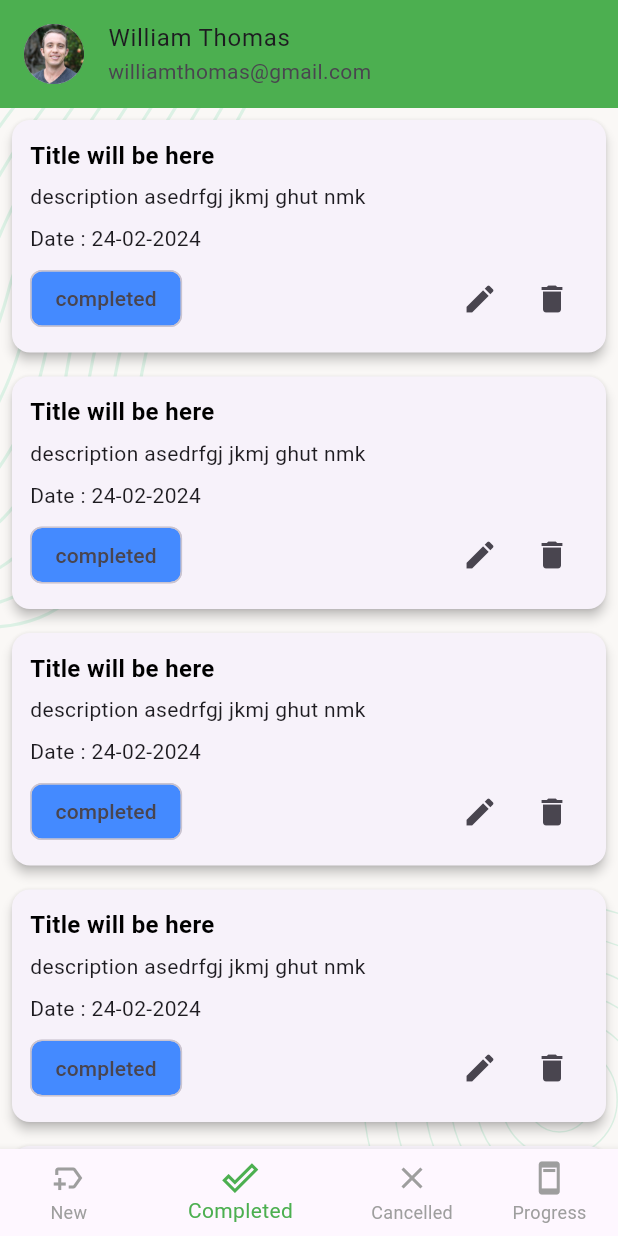
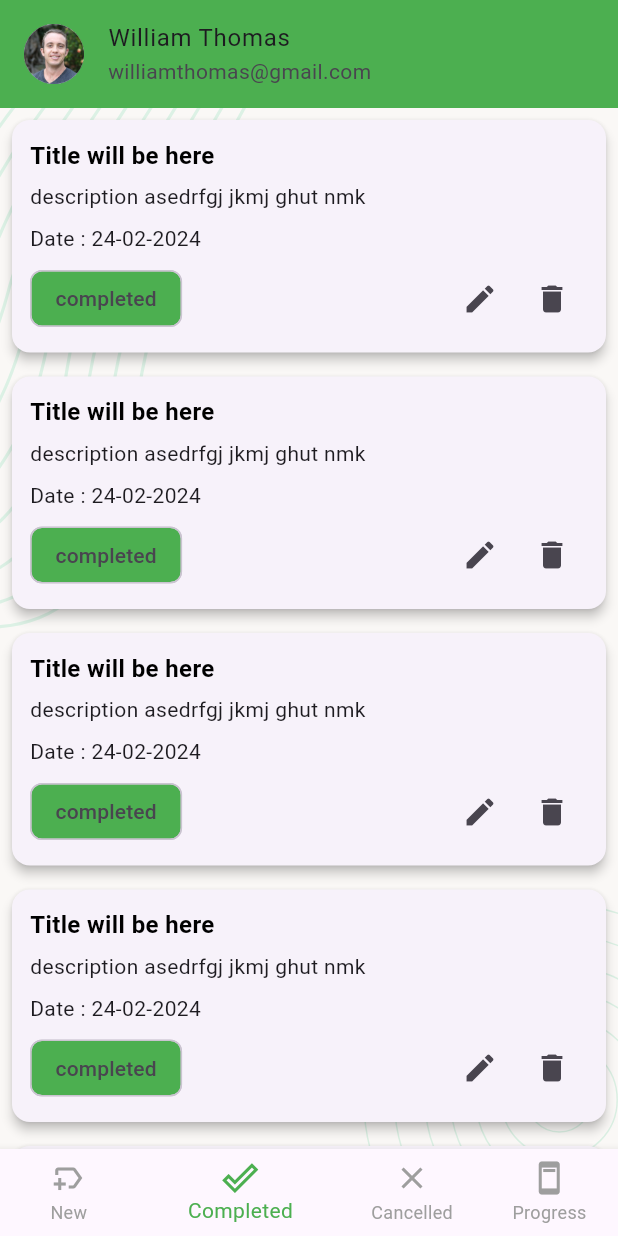
Before and after one commit to peash-62/Task-Manager, a Flutter app: the BottomNavBar screen opened directly, item 2 of the bottom bar chosen, on a phone screen of 412 x 824 dp. Run offline on Flutter 3.47's test engine with Material 3 defaults, Android fonts, the light colour scheme and no system bars; our stand-ins replace flutter_svg, pin_code_fields.

Commit message:
background colour edited

```diff
--- a/lib/ui/widgets/task_list_item.dart
+++ b/lib/ui/widgets/task_list_item.dart
@@ -8,11 +8,12 @@ class TaskListItem extends StatelessWidget {
     required this.date,
     required this.onEditPress,
     required this.onDeletePress,
-    required this.type,
+    required this.type, this.Color,
   });
 
   final String subject, description, date, type;
   final VoidCallback onEditPress, onDeletePress;
+  final Color;
 
   @override
   Widget build(BuildContext context) {
@@ -46,7 +47,7 @@ class TaskListItem extends StatelessWidget {
               children: [
                 Chip(
                   label: Text(type),
-                  backgroundColor: Colors.blueAccent,
+                  backgroundColor:Color,
                 ),
                 const Spacer(),
                 IconButton(
```
